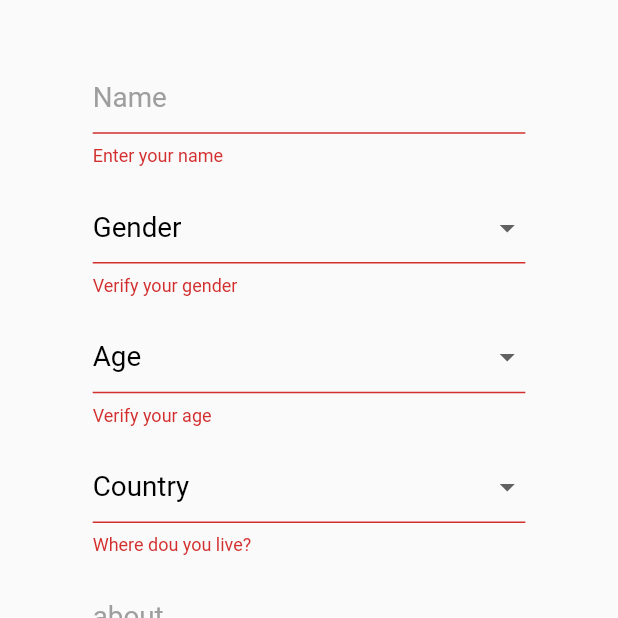
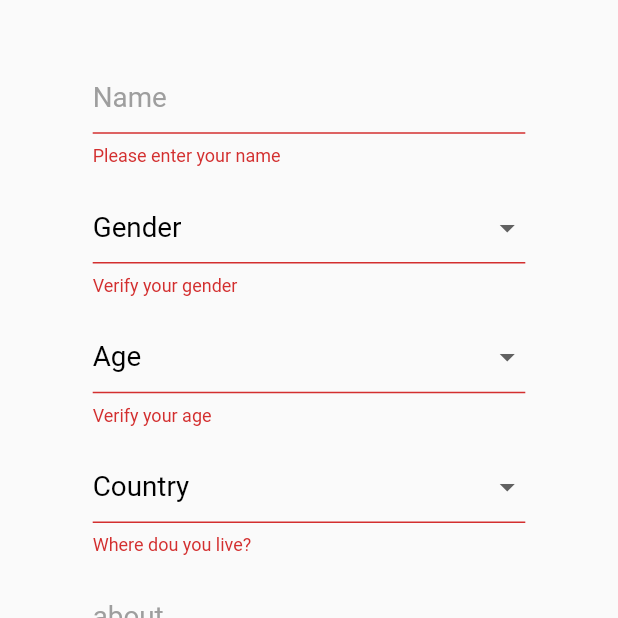
Before and after one commit to amrmostafa0366/Wanas, a Flutter app: the Register screen opened directly, after a tap on "Register", on a phone screen of 412 x 824 dp, the top half of it. Run offline on Flutter 3.47's test engine with Material 2 defaults, Android fonts, the phone set to English and light mode, and no system bars; our stand-ins replace cached_network_image, cloud_firestore, firebase_auth, firebase_core, firebase_storage, flutter_icons and 7 more; missing offline and left inert: flutter_email_sender, flutter_restart; accounts and stored records are empty.

Commit message:
changed activities font and size,added regexp to name and age in editprofile, fixed multipleclick on chats,add regex to email and name in register,changed font in posts

```diff
--- a/lib/Front/activities.dart
+++ b/lib/Front/activities.dart
@@ -196,9 +196,11 @@ class _ActivitiesState extends State<Activities> {
                             ),
                             title: Text(snapshot.data[index]['name'],
                                 style: TextStyle(
+                                  fontWeight: FontWeight.bold,
                                   fontSize:
-                                      MediaQuery.of(context).size.width * 0.078,
-                                  fontFamily: 'Bangers',
+                                      MediaQuery.of(context).size.width * 0.055,
+                                     // MediaQuery.of(context).size.width * 0.078,
+                                  //fontFamily: 'Bangers',
                                 )),
                             onTap: () async {
                               var connection = checkConnection();
--- a/lib/Front/mychat.dart
+++ b/lib/Front/mychat.dart
@@ -262,6 +262,7 @@ class _MyChatState extends State<MyChat> with WidgetsBindingObserver {
         children: <Widget>[
           Expanded(
             child: TextField(
+
               autofocus: false,
               minLines: 1,
               maxLines: 4,
@@ -270,6 +271,7 @@ class _MyChatState extends State<MyChat> with WidgetsBindingObserver {
                   TextStyle(fontSize: MediaQuery.of(context).size.width * .05),
               keyboardType: TextInputType.multiline,
               decoration: InputDecoration(
+
                 contentPadding: EdgeInsets.symmetric(
                     vertical: MediaQuery.of(context).size.height * .02,
                     horizontal: MediaQuery.of(context).size.width * .05),
--- a/lib/Front/mychats.dart
+++ b/lib/Front/mychats.dart
@@ -39,6 +39,8 @@ class _MyChatsState extends State<MyChats> {
       'newMessage': false,
     });
   }
+
+  bool firstClick=true;
 
   @override
   Widget build(BuildContext context) {
@@ -90,6 +92,8 @@ class _MyChatsState extends State<MyChats> {
                     ),
                   ),
                   onTap: () async {
+                    if(firstClick){
+                      firstClick = false;
                     var connection = checkConnection();
                     connection = await connection;
                     if (connection == true) {
@@ -102,8 +106,10 @@ class _MyChatsState extends State<MyChats> {
                           await unWanted);
                       markAsRead(myid.loggedInUser.uid,
                           snapshot.data.docs[index]['id']);
+                          firstClick = true;
                     } else if (connection == false) {
                       connectionDialog(context);
+                    }
                     }
                   },
                   trailing: snapshot.data.docs[index]['newMessage']
--- a/lib/Front/register.dart
+++ b/lib/Front/register.dart
@@ -383,8 +383,14 @@ class _RegisterState extends State<Register> {
                             color: Colors.grey,
                             fontSize: MediaQuery.of(context).size.width * .045),
                       ),
-                      validator: (val) =>
-                          val.isEmpty ? 'Enter your name' : null,
+                      validator: (val){
+                         if(RegExp(r'[!@#<>?":_`~;[\]\\|=+)(*&^%0-9-]').hasMatch(val)){
+                           return 'Enter your name in a right way';
+                         }else if(val.isEmpty){
+                         return 'Please enter your name';
+                         }
+                         return null;
+                        },
                       onChanged: (val) {
                         setState(() => name = val);
                       },
@@ -492,7 +498,9 @@ class _RegisterState extends State<Register> {
                           return 'Enter your email';
                         } else if (!val.contains('@')) {
                           return 'Enter a valid email';
-                        }
+                        }else if(RegExp(r"^[a-zA-Z0-9.a-zA-Z0-9.!#$%&'*+-/=?^_`{|}~]+@[a-zA-Z0-9]+\.[a-zA-Z]+").hasMatch(val)){
+                           return 'Enter a correct email';
+                         }
                         return null;
                       },
                       onChanged: (val) {
```
Also changed, not shown: lib/Front/editprofile.dart (+25 -6 lines), lib/Front/messageBubble.dart (+9 -5 lines), lib/Models/postcard.dart (+12 -31 lines).
